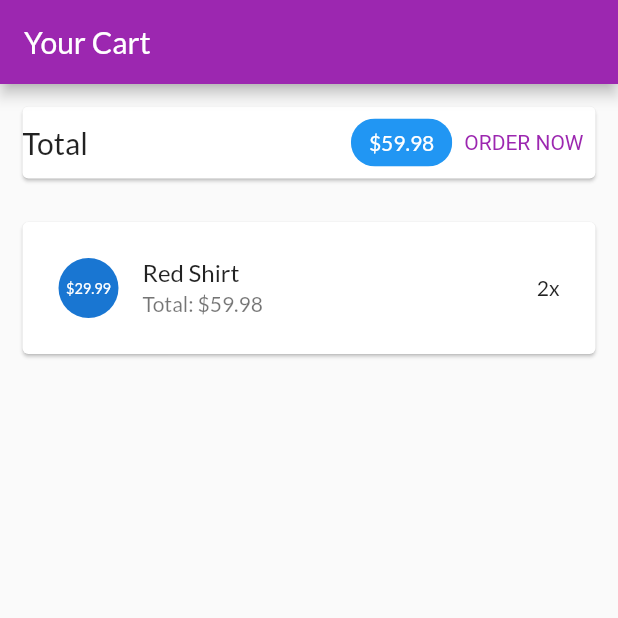
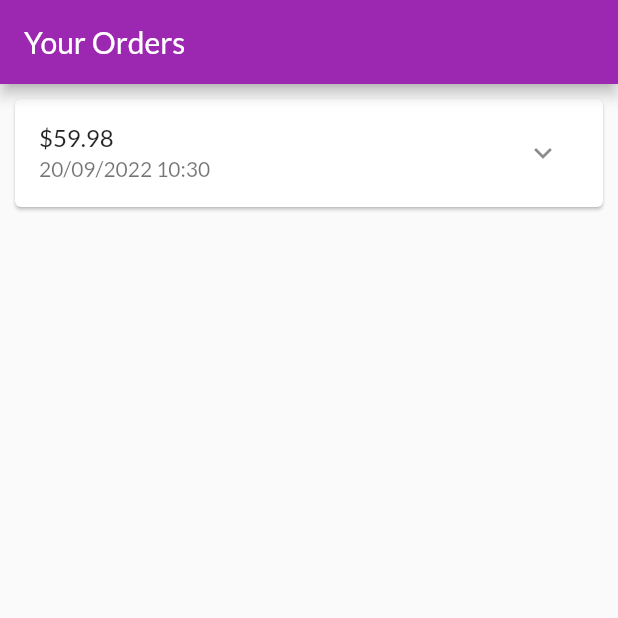
Before and after one commit to b1910319/PhatTrienUngDungDiDong_MyShop, a Flutter app: the screen it shows after launch, on a phone screen of 412 x 824 dp, the top half of it. Run offline on Flutter 3.47's test engine with Material 2 defaults, Android fonts, the phone set to English and light mode, and no system bars.

Commit message:
Xay dung trang cac dat hang

```diff
--- a/lib/main.dart
+++ b/lib/main.dart
@@ -4,6 +4,7 @@ import 'ui/products/product_detail_screen.dart';
 import 'ui/products/product_overview_screen.dart';
 import 'ui/products/user_products_screen.dart';
 import 'ui/cart/cart_screen.dart';
+import 'ui/orders/orders_screen.dart';
 void main() {
   runApp(const MyApp());
 }
@@ -33,7 +34,9 @@ class MyApp extends StatelessWidget {
         //buoc 4 (1)
         // child: UserProductsScreen(),
         //buoc 1 (2)
-        child: CartScreen(),
+        // child: CartScreen(),
+        //buoc 2 (2)
+        child: OrdersScreen(),
       ),
 
     );
--- /dev/null
+++ b/lib/models/order_item.dart
@@ -0,0 +1,31 @@
+import 'cart_item.dart';
+
+class OrderItem {
+  final String? id;
+  final double amount;
+  final List<CartItem> products;
+  final DateTime dateTime;
+  int get productCount {
+    return products.length;
+  }
+
+  OrderItem({
+    this.id,
+    required this.amount,
+    required this.products,
+    DateTime? dateTime,
+  }) : dateTime = dateTime ?? DateTime.now();
+  OrderItem copyWith({
+    String? id,
+    double? amount,
+    List<CartItem>? products,
+    DateTime? dateTime,
+  }) {
+    return OrderItem(
+      id: id ?? this.id,
+      amount: amount ?? this.amount,
+      products: products ?? this.products,
+      dateTime: dateTime ?? this.dateTime,
+    );
+  }
+}
--- /dev/null
+++ b/lib/ui/orders/order_item_card.dart
@@ -0,0 +1,78 @@
+import 'dart:html';
+import 'dart:math';
+import 'package:flutter/material.dart';
+import 'package:intl/intl.dart';
+import '../../models/order_item.dart';
+
+class OrderItemCard extends StatefulWidget {
+  final OrderItem order;
+  const OrderItemCard(this.order, {super.key});
+
+  @override
+  State<OrderItemCard> createState() => _OrderItemCardState();
+}
+
+class _OrderItemCardState extends State<OrderItemCard> {
+  var _expanded = false;
+  @override
+  Widget build(BuildContext context) {
+    return Card(
+      margin: const EdgeInsets.all(10),
+      child: Column(
+        children: <Widget>[
+          buildOrderSummary(),
+          if (_expanded) buildOrderDetails()
+        ],
+      ),
+    );
+  }
+
+  Widget buildOrderDetails() {
+    return Container(
+      padding: const EdgeInsets.symmetric(horizontal: 15, vertical: 4),
+      height: min(widget.order.productCount * 20.0 + 10, 100),
+      child: ListView(
+        children: widget.order.products
+            .map(
+              (prod) => Row(
+                mainAxisAlignment: MainAxisAlignment.spaceBetween,
+                children: <Widget>[
+                  Text(
+                    prod.title,
+                    style: const TextStyle(
+                      fontSize: 18,
+                      fontWeight: FontWeight.bold,
+                    ),
+                  ),
+                  Text(
+                    '${prod.quantity} x \$${prod.price}',
+                    style: const TextStyle(
+                      fontSize: 18,
+                      color: Colors.grey,
+                    ),
+                  )
+                ],
+              ),
+            )
+            .toList(),
+      ),
+    );
+  }
+
+  Widget buildOrderSummary() {
+    return ListTile(
+      title: Text('\$${widget.order.amount}'),
+      subtitle: Text(
+        DateFormat('dd/MM/yyyy hh:mm').format(widget.order.dateTime),
+      ),
+      trailing: IconButton(
+        icon: Icon(_expanded ? Icons.expand_less : Icons.expand_more),
+        onPressed: () {
+          setState(() {
+            _expanded = !_expanded;
+          });
+        },
+      ),
+    );
+  }
+}
--- /dev/null
+++ b/lib/ui/orders/order_manager.dart
@@ -0,0 +1,30 @@
+import 'package:flutter/foundation.dart';
+import 'package:myshop/models/order_item.dart';
+
+import '../../models/cart_item.dart';
+import '../../models/cart_item.dart';
+
+class OrderManager with ChangeNotifier {
+  final List<OrderItem> _orders = [
+    OrderItem(
+      id: 'o1',
+      amount: 59.98,
+      products: [
+        CartItem(
+          id: 'c1',
+          title: 'Red Shirt',
+          quantity: 2,
+          price: 29.99,
+        )
+      ],
+      dateTime: DateTime.now(),
+    )
+  ];
+  int get orderCount {
+    return _orders.length;
+  }
+
+  List<OrderItem> get orders {
+    return [..._orders];
+  }
+}
--- /dev/null
+++ b/lib/ui/orders/orders_screen.dart
@@ -0,0 +1,22 @@
+import 'package:flutter/material.dart';
+import 'order_manager.dart';
+import 'order_item_card.dart';
+
+class OrdersScreen extends StatelessWidget {
+  const OrdersScreen({super.key});
+
+  @override
+  Widget build(BuildContext context) {
+    print('building orders');
+    final ordersManager = OrderManager();
+    return Scaffold(
+      appBar: AppBar(
+        title: const Text('Your Orders'),
+      ),
+      body: ListView.builder(
+        itemCount: ordersManager.orderCount,
+        itemBuilder: (ctx, i) => OrderItemCard(ordersManager.orders[i]),
+      ),
+    );
+  }
+}
--- a/pubspec.yaml
+++ b/pubspec.yaml
@@ -8,6 +8,7 @@ dependencies:
   flutter:
     sdk: flutter
   cupertino_icons: ^1.0.2
+  intl: ^0.17.0
 
 dev_dependencies:
   flutter_test:
```
Also changed, not shown: pubspec.lock.
